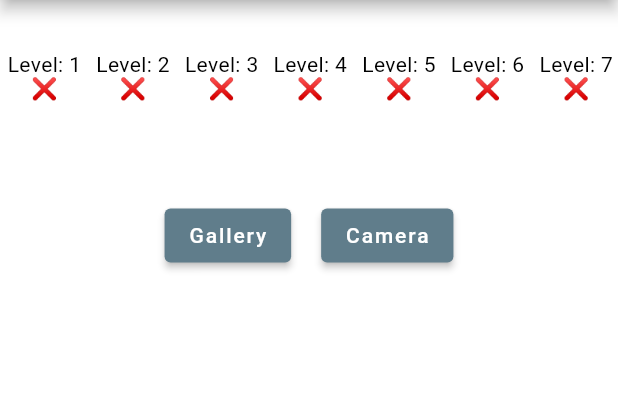
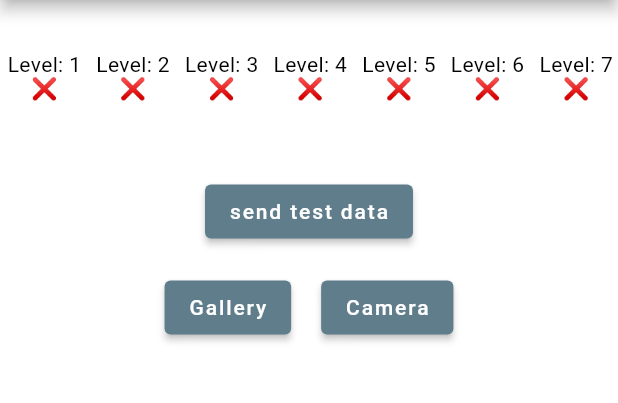
Before and after one commit to mattergijz/PuzzleYourSelfie, a Flutter app: the screen it shows after launch, on a phone screen of 412 x 824 dp, the part 84-487 px from its top. Run offline on Flutter 3.47's test engine with Material 2 defaults, Android fonts, the phone set to English and light mode, and no system bars; our stand-ins replace image_picker, yaml; missing offline and left inert: mac_address.

Commit message:
Feat: send api requests

```diff
--- a/lib/constants.dart
+++ b/lib/constants.dart
@@ -1,3 +1,3 @@
 class Constants {
-  static String macAddress = "";
+  static String macAddress = "xx:xx:xx:xx";
 }
--- a/lib/main.dart
+++ b/lib/main.dart
@@ -2,6 +2,7 @@ import 'dart:collection';
 import 'dart:io';
 import 'package:flutter/services.dart' as service;
 import 'package:new_package_demo/constants.dart';
+import 'package:new_package_demo/services/diagnostics_service.dart';
 import 'package:new_package_demo/services/mac_address_service.dart';
 import 'package:yaml/yaml.dart';
 
@@ -35,7 +36,8 @@ class _MyAppState extends State<MyApp> {
         dataLoaded = true;
       });
     });
-    MacAddressService.getMacAddress();
+    // MacAddressService.getMacAddress();
+    print(DateTime.now());
     super.initState();
   }
 
@@ -99,6 +101,7 @@ class HomeScreenState extends State<HomeScreen> {
   late String imagePath = "";
   late int imageWidth;
   late int imageHeight;
+  DiagnosticsService diagnosticsService = DiagnosticsService();
 
   Future<void> getImage(bool fromGallery) async {
     final XFile? image;
@@ -228,6 +231,13 @@ class HomeScreenState extends State<HomeScreen> {
                 ],
               ),
             ),
+            ElevatedButton(
+                onPressed: () {
+                  var data = diagnosticsService.createPostMessage(Constants.macAddress, 1, true, 10, 0);
+                  print(data);
+                  diagnosticsService.sendLevelFinished(data);
+                },
+                child: const Text("send test data")),
             imagePath.isEmpty
                 ? Column(
                     children: [
--- a/lib/services/diagnostics_service.dart
+++ b/lib/services/diagnostics_service.dart
@@ -1,15 +1,18 @@
 import 'dart:convert';
+import 'dart:math';
 
 import 'package:http/http.dart' as http;
 
 class DiagnosticsService {
-  String finishedUrl = "localhost:5000/api/finished";
-  String timeUpUrl = "localhost:5000/api/finished";
+  String finishedUrl = "http://192.168.178.251:5000/api/finished";
+  String timeUpUrl = "http://localhost:5000/api/finished";
+  final headers = {'Content-Type': 'application/json'};
 
-  Future<bool> sendLevelFinished(Map<String, dynamic> data) async {
-    var response = await http.post(Uri.parse(finishedUrl), body: data);
+  Future<bool> sendLevelFinished(String data) async {
+    var response = await http.post(Uri.parse(finishedUrl), body: data, headers: headers);
     if (response.statusCode == 200) {
       var data = jsonDecode(response.body);
+      print(data);
       return true;
     } else {
       print('Request failed with status: ${response.statusCode}.');
@@ -17,14 +20,16 @@ class DiagnosticsService {
     }
   }
 
-  Map<String, dynamic> createPostMessage(
-      String macAddress, int levelNumber, bool finished, int time) {
-    return {
-      "macAddress": macAddress,
-      "levelNumber":levelNumber,
-      "finished": finished,
-      "time": time,
-      "timestamp": DateTime.now()
-    };
+  String createPostMessage(String macAddress, int levelNumber,
+      bool finished, int time, int piecesLeft) {
+        print(macAddress);
+    return jsonEncode({
+      "mac_address": macAddress.toString(),
+      "level_number": levelNumber.toString(),
+      "finished": finished.toString(),
+      "time": time.toString(),
+      "pieces_left": piecesLeft.toString(),
+      "timestamp": DateTime.now().toString()
+    });
   }
 }
--- a/lib/services/mac_address_service.dart
+++ b/lib/services/mac_address_service.dart
@@ -4,6 +4,7 @@ import 'package:new_package_demo/constants.dart';
 class MacAddressService {
   static Future<String> getMacAddress() async {
     String macAddress = await GetMac.macAddress;
+    print(macAddress);
     Constants.macAddress = macAddress;
     return macAddress;
   }
```
